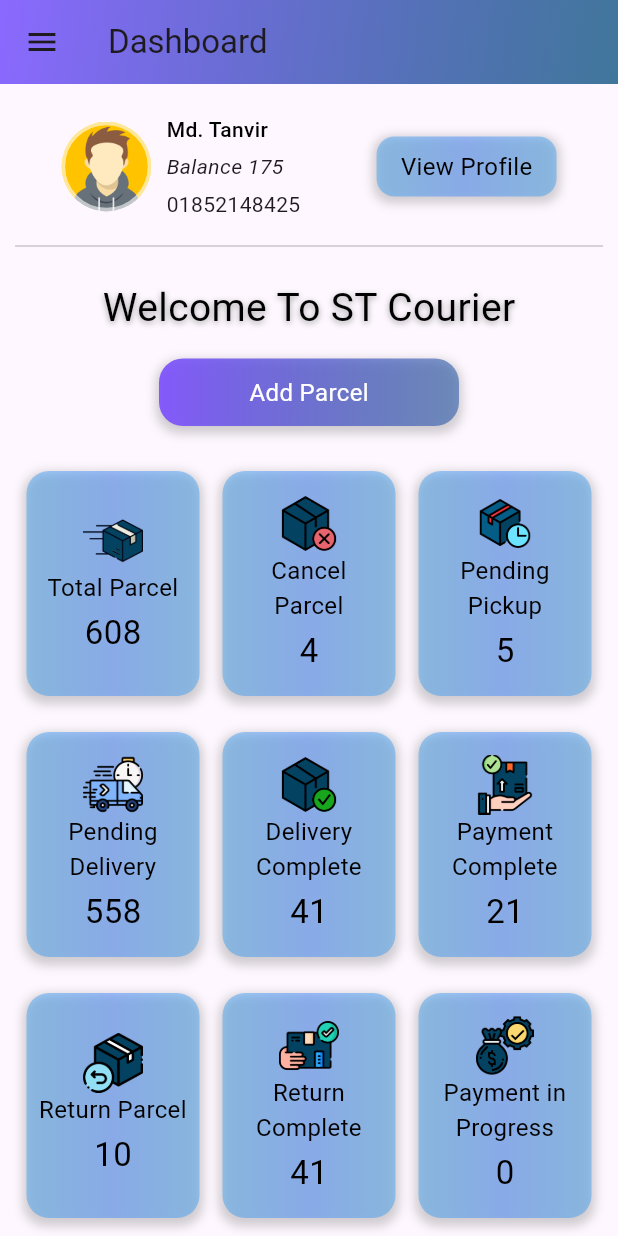
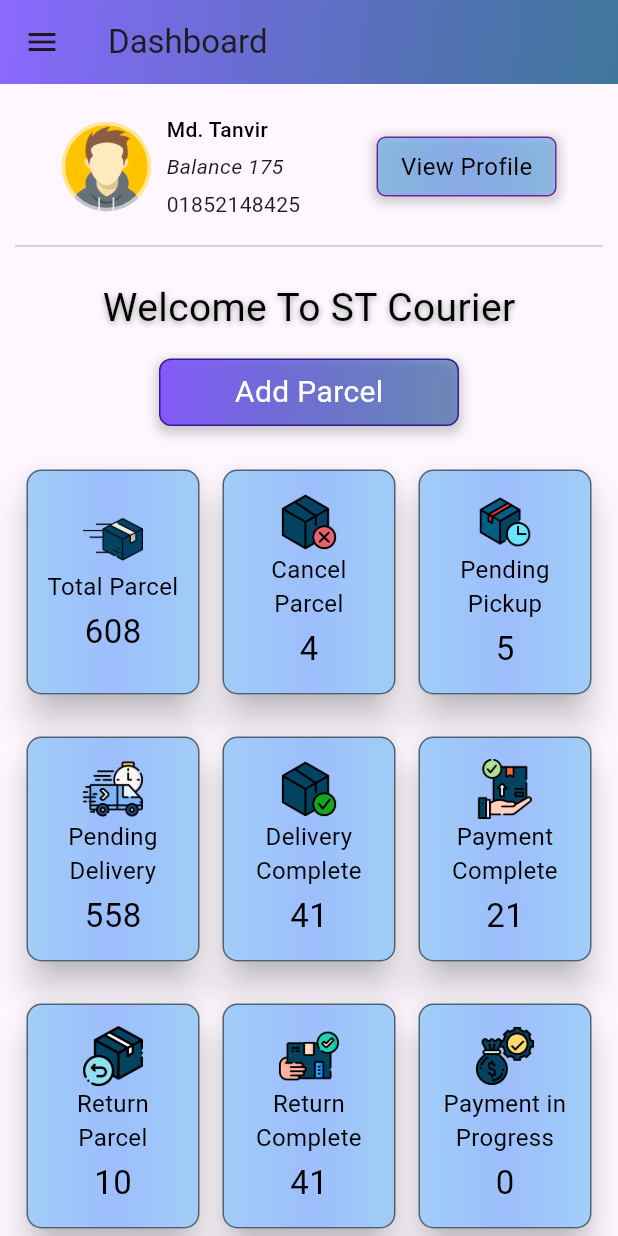
Before and after one commit to tanvirarifsiddiqui/st-courier, a Flutter app: the screen it shows after launch, on a phone screen of 412 x 824 dp. Run offline on Flutter 3.47's test engine with Material 3 defaults, Android fonts, the phone set to English and light mode, and no system bars; drawn by our look-alikes of flutter_advanced_drawer; our stand-ins replace get.

Commit message:
Button Design Successfully changed

```diff
--- a/lib/pages/home.dart
+++ b/lib/pages/home.dart
@@ -89,7 +89,7 @@ class _HomePage extends State<HomePage> {
                       Get.off(() => const AddParcelPage());
                     },
                     leading: Image.asset("assets/images/add_parcel_drawer.png",scale: 8,),
-                    title: const Text('Add Parcel'),
+                    title: const Text('Add Parcel',),
                   ),
                   ListTile(
                     onTap: () {
@@ -268,12 +268,15 @@ class _HomePage extends State<HomePage> {
                             height: 40,
                             width: 120,
                             decoration: BoxDecoration(
+                              border: Border.all(
+                                  color: Colors.purple.shade700
+                              ),
                               gradient: LinearGradient(
                                 begin: Alignment.centerLeft,
                                 end: Alignment.centerRight,
                                 colors: [Colors.blue.withOpacity(0.4),Colors.blueAccent.withOpacity(0.5), Colors.blue.withOpacity(0.4)],
                               ),
-                              borderRadius: BorderRadius.circular(12),
+                              borderRadius: BorderRadius.circular(6),
                               boxShadow: [
                                 BoxShadow(
                                   color: Colors.grey.withOpacity(0.5),
@@ -320,6 +323,7 @@ class _HomePage extends State<HomePage> {
                 onTap: () {
                   Get.to(()=> AddParcelPage());
                 },
+                //Button
                 child: Row(
                   mainAxisAlignment: MainAxisAlignment.center,
                   children: [
@@ -327,12 +331,15 @@ class _HomePage extends State<HomePage> {
                       height: 45,
                       width: 200,
                       decoration: BoxDecoration(
+                        border: Border.all(
+                          color: Colors.deepPurple.shade900
+                        ),
                         gradient: LinearGradient(
                         begin: Alignment.centerLeft,
                         end: Alignment.centerRight,
                         colors: [Colors.deepPurpleAccent.withOpacity(0.9), Colors.blue.shade900.withOpacity(0.5)],
                       ),
-                        borderRadius: BorderRadius.circular(16),
+                        borderRadius: BorderRadius.circular(8),
                         boxShadow: [
                           BoxShadow(
                             color: Colors.grey.withOpacity(0.5),
@@ -346,7 +353,7 @@ class _HomePage extends State<HomePage> {
                         child: Text(
                           'Add Parcel',
                           style: TextStyle(
-                            fontSize: 16,
+                            fontSize: 20,
                             color: Colors.white,
                           ),
                         ),
@@ -370,7 +377,7 @@ class _HomePage extends State<HomePage> {
     return Column(
       children: [
         const SizedBox(
-          height: 30,
+          height: 25,
         ),
         //1st Tow Segments
         Row(
@@ -403,7 +410,7 @@ class _HomePage extends State<HomePage> {
         ),
 
         const SizedBox(
-          height: 24,
+          height: 20,
         ),
 
         //2nd Tow Segments
@@ -435,7 +442,7 @@ class _HomePage extends State<HomePage> {
         ),
 
         const SizedBox(
-          height: 24,
+          height: 20,
         ),
 //3ed Tow Segments
         Row(
@@ -465,7 +472,7 @@ class _HomePage extends State<HomePage> {
           ],
         ),
 
-        const SizedBox(height: 24,),
+        const SizedBox(height: 20,),
 
         Row(
           mainAxisAlignment: MainAxisAlignment.spaceAround,
@@ -494,19 +501,19 @@ class _HomePage extends State<HomePage> {
 
   Widget _cardModel(String operation, String number,String iconPath, double width){
     return Flexible(
+        child: Card(
+          shape: RoundedRectangleBorder(
+            borderRadius: BorderRadius.circular(10.0),
+          ),
+          elevation: 10,
           child: Container(
             height: 150,
             width: width,
             decoration: BoxDecoration(
-            borderRadius: BorderRadius.circular(15),
-            boxShadow: [
-              BoxShadow(
-                color: Colors.grey.withOpacity(0.5),
-                spreadRadius: 2,
-                blurRadius: 5,
-                offset: const Offset(0, 3), // changes the position of shadow
+              border: Border.all(
+                color: Color(0xFF4F6270)
               ),
-            ],
+              borderRadius: BorderRadius.circular(10),
                   gradient: LinearGradient(
                     begin: Alignment.centerLeft,
                     end: Alignment.centerRight,
@@ -517,6 +524,7 @@ class _HomePage extends State<HomePage> {
               horizontal: 8,
               vertical: 8,
             ),
+
             child: Column(
               mainAxisAlignment: MainAxisAlignment.center,
               crossAxisAlignment: CrossAxisAlignment.center,
@@ -546,6 +554,7 @@ class _HomePage extends State<HomePage> {
 
               ],
             ),
+          ),
         ));
   }
 
```
Also changed, not shown: lib/pages/add_parcel.dart (+5 -2 lines), lib/pages/order_tracking.dart (+5 -2 lines), lib/pages/pick_up_parcel_list.dart (+5 -2 lines), lib/pages/fragment_screens/cancel_parcel_page.dart (added). Lines whose indentation alone changed are shown as unchanged.
